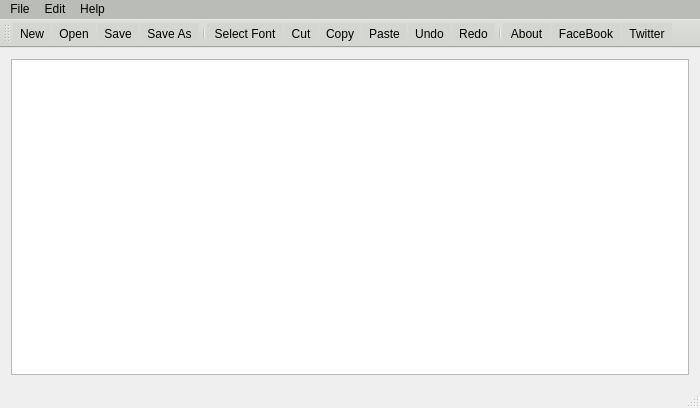
This is mainwindow.ui in davidmcdonald/MyNote as Qt 5 draws it before an edit. The edited form follows.
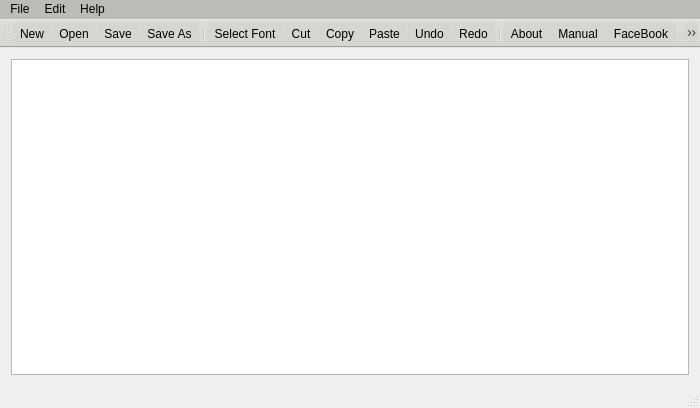
This is the edited form. Icons and pictures are not drawn.

Commit message:
Added Manual View
Added functionaity to display user manual when tool item button clicked. Manual will be implimented in upcoming updates before final release.

```diff
--- a/mainwindow.ui
+++ b/mainwindow.ui
@@ -98,6 +98,7 @@
    <addaction name="actionRedo"/>
    <addaction name="separator"/>
    <addaction name="actionAbout"/>
+   <addaction name="actionManual"/>
    <addaction name="actionFaceBook"/>
    <addaction name="actionTwitter"/>
   </widget>
```
Left out of the diff: 5 changed lines with no effect on the pictures. The commit also changes 4 other files.
